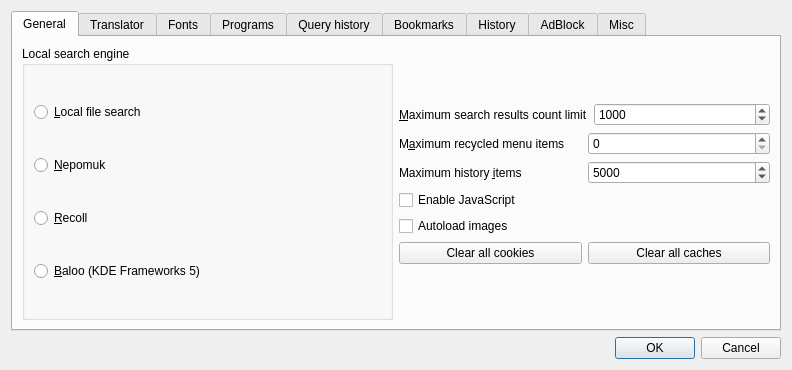
Before: the Qt Designer form settingsdlg.ui in kernel1024/jpreader, drawn with Qt 5.
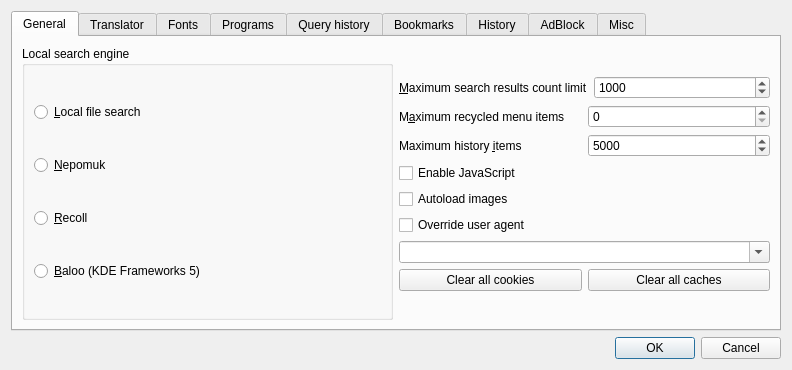
After: the same form once the commit is applied. Custom widgets are drawn as their Qt base class.

Commit message: User agent override settings.

```diff
--- a/settingsdlg.ui
+++ b/settingsdlg.ui
@@ -71,7 +71,7 @@
            <property name="sizeHint" stdset="0">
             <size>
              <width>20</width>
-             <height>1</height>
+             <height>13</height>
             </size>
            </property>
           </spacer>
@@ -165,6 +165,24 @@
            </item>
           </layout>
          </item>
+         <item>
+          <layout class="QVBoxLayout" name="verticalLayout_18">
+           <item>
+            <widget class="QCheckBox" name="checkUserAgent">
+             <property name="text">
+              <string>Override user agent</string>
+             </property>
+            </widget>
+           </item>
+           <item>
+            <widget class="QComboBox" name="editUserAgent">
+             <property name="editable">
+              <bool>true</bool>
+             </property>
+            </widget>
+           </item>
+          </layout>
+         </item>
          <item>
           <layout class="QHBoxLayout" name="horizontalLayout_17">
            <item>
@@ -191,7 +209,7 @@
            <property name="sizeHint" stdset="0">
             <size>
              <width>20</width>
-             <height>0</height>
+             <height>13</height>
             </size>
            </property>
           </spacer>
```
Left out of the diff: 56 changed lines with no effect on the pictures. The commit also changes 5 other files.
